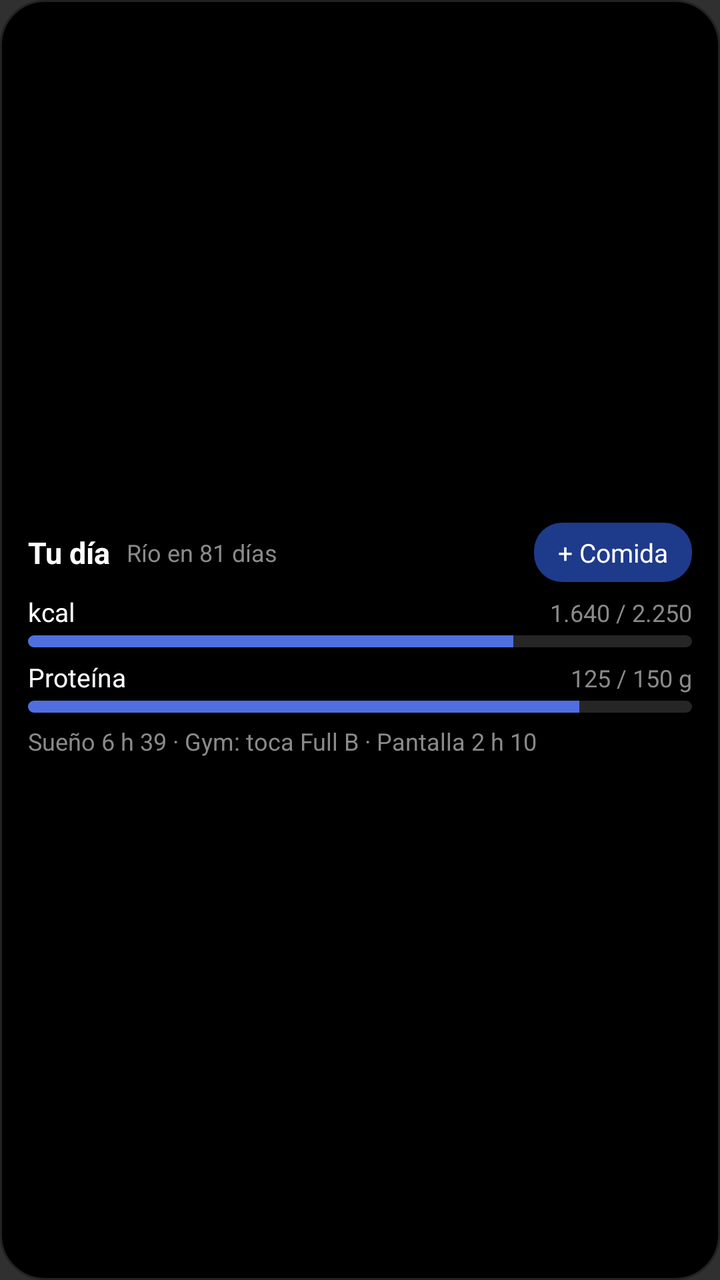
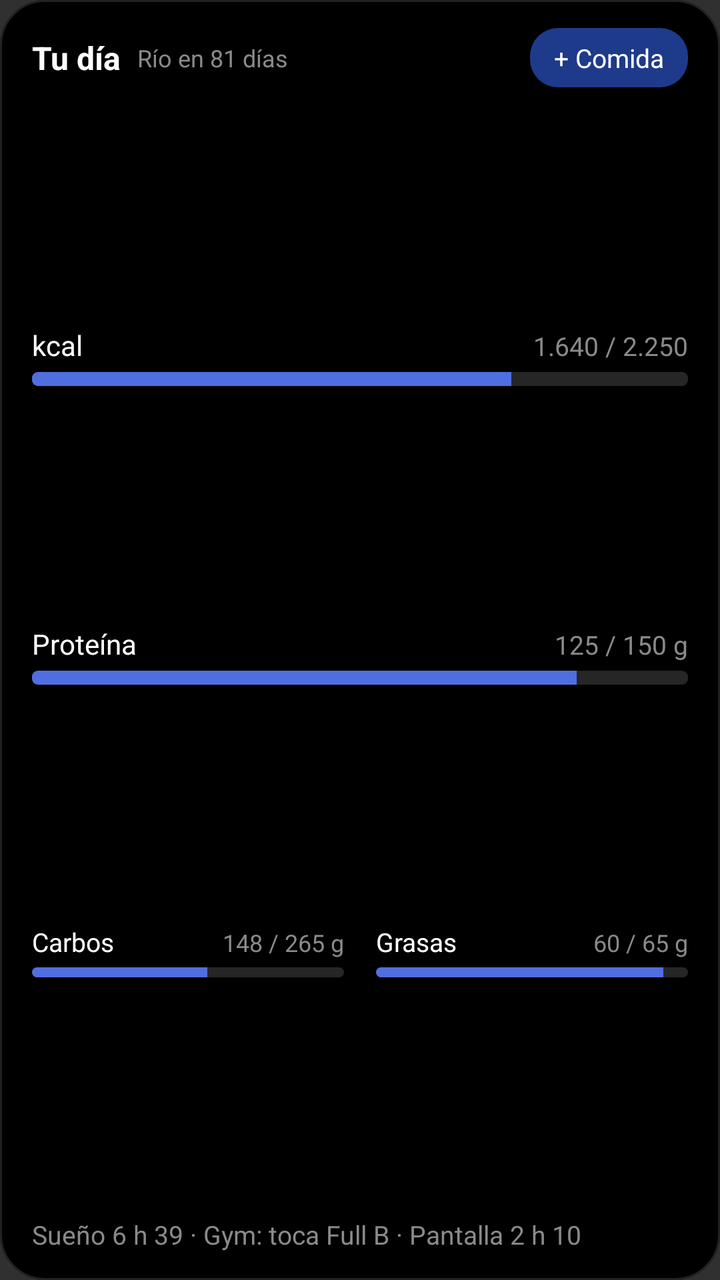

Two renders of the same Android screen: before a commit and after it. Below are the layout's source before the change and the commit's diff.
<!-- AndroidManifest.xml: application theme android:Theme.Material.NoActionBar -->
<!-- res/layout/widget_tu_dia.xml -->
<?xml version="1.0" encoding="utf-8"?>
<LinearLayout xmlns:android="http://schemas.android.com/apk/res/android" android:id="@+id/root"
    android:layout_width="match_parent" android:layout_height="match_parent" android:orientation="vertical"
    android:background="@drawable/widget_bg" android:paddingHorizontal="14dp" android:paddingVertical="10dp" android:gravity="center_vertical">
    <LinearLayout android:layout_width="match_parent" android:layout_height="wrap_content" android:orientation="horizontal" android:gravity="center_vertical">
        <TextView android:layout_width="wrap_content" android:layout_height="wrap_content" android:text="Tu día" android:textColor="#FFFFFF" android:textSize="15sp" android:textStyle="bold" />
        <TextView android:id="@+id/countdown" android:layout_width="0dp" android:layout_weight="1" android:layout_height="wrap_content" android:layout_marginStart="8dp"
            android:text="Río en 81 días" android:textColor="#8A8A8A" android:textSize="12sp" android:maxLines="1" android:ellipsize="end" />
        <TextView android:id="@+id/add_meal" android:layout_width="wrap_content" android:layout_height="wrap_content" android:text="+ Comida"
            android:textColor="#FFFFFF" android:textSize="13sp" android:background="@drawable/widget_button" android:paddingHorizontal="12dp" android:paddingVertical="6dp" />
    </LinearLayout>
    <LinearLayout android:layout_width="match_parent" android:layout_height="wrap_content" android:orientation="horizontal" android:layout_marginTop="6dp">
        <TextView android:layout_width="0dp" android:layout_weight="1" android:layout_height="wrap_content" android:text="kcal" android:textColor="#FFFFFF" android:textSize="13sp" />
        <TextView android:id="@+id/kcal_value" android:layout_width="wrap_content" android:layout_height="wrap_content" android:text="1.640 / 2.250" android:textColor="#8A8A8A" android:textSize="12sp" />
    </LinearLayout>
    <ProgressBar android:id="@+id/kcal_bar" style="?android:attr/progressBarStyleHorizontal" android:layout_width="match_parent" android:layout_height="6dp"
        android:layout_marginTop="3dp" android:max="100" android:progress="73" android:indeterminate="false" android:progressDrawable="@drawable/widget_progress" />
    <LinearLayout android:layout_width="match_parent" android:layout_height="wrap_content" android:orientation="horizontal" android:layout_marginTop="6dp">
        <TextView android:layout_width="0dp" android:layout_weight="1" android:layout_height="wrap_content" android:text="Proteína" android:textColor="#FFFFFF" android:textSize="13sp" />
        <TextView android:id="@+id/prot_value" android:layout_width="wrap_content" android:layout_height="wrap_content" android:text="125 / 150 g" android:textColor="#8A8A8A" android:textSize="12sp" />
    </LinearLayout>
    <ProgressBar android:id="@+id/prot_bar" style="?android:attr/progressBarStyleHorizontal" android:layout_width="match_parent" android:layout_height="6dp"
        android:layout_marginTop="3dp" android:max="100" android:progress="83" android:indeterminate="false" android:progressDrawable="@drawable/widget_progress" />
    <TextView android:id="@+id/info" android:layout_width="match_parent" android:layout_height="wrap_content" android:layout_marginTop="6dp"
        android:text="Sueño 6 h 39 · Gym: toca Full B · Pantalla 2 h 10" android:textColor="#8A8A8A" android:textSize="12sp" android:maxLines="1" android:ellipsize="end" />
</LinearLayout>
<!-- resources referenced by this layout -->
<resources>
  <!-- drawable widget_bg (drawable) -->
  <?xml version="1.0" encoding="utf-8"?>
  <shape xmlns:android="http://schemas.android.com/apk/res/android" android:shape="rectangle">
      <solid android:color="#000000" />
      <stroke android:width="1dp" android:color="#222222" />
      <corners android:radius="22dp" />
  </shape>
  <!-- drawable widget_button (drawable) -->
  <?xml version="1.0" encoding="utf-8"?>
  <shape xmlns:android="http://schemas.android.com/apk/res/android" android:shape="rectangle">
      <solid android:color="#1E3A8A" />
      <corners android:radius="14dp" />
  </shape>
  <!-- drawable widget_progress (drawable) -->
  <?xml version="1.0" encoding="utf-8"?>
  <layer-list xmlns:android="http://schemas.android.com/apk/res/android">
      <item android:id="@android:id/background">
          <shape><solid android:color="#262626" /><corners android:radius="3dp" /></shape>
      </item>
      <item android:id="@android:id/progress">
          <clip><shape><solid android:color="#4F6FE0" /><corners android:radius="3dp" /></shape></clip>
      </item>
  </layer-list>
</resources>

<!-- the commit's change to res/layout/widget_tu_dia.xml (unified diff, before → after) -->
@@ -1,26 +1,48 @@
 <?xml version="1.0" encoding="utf-8"?>
 <LinearLayout xmlns:android="http://schemas.android.com/apk/res/android" android:id="@+id/root"
     android:layout_width="match_parent" android:layout_height="match_parent" android:orientation="vertical"
-    android:background="@drawable/widget_bg" android:paddingHorizontal="14dp" android:paddingVertical="10dp" android:gravity="center_vertical">
+    android:background="@drawable/widget_bg" android:paddingHorizontal="16dp" android:paddingVertical="14dp">
     <LinearLayout android:layout_width="match_parent" android:layout_height="wrap_content" android:orientation="horizontal" android:gravity="center_vertical">
-        <TextView android:layout_width="wrap_content" android:layout_height="wrap_content" android:text="Tu día" android:textColor="#FFFFFF" android:textSize="15sp" android:textStyle="bold" />
+        <TextView android:layout_width="wrap_content" android:layout_height="wrap_content" android:text="Tu día" android:textColor="#FFFFFF" android:textSize="16sp" android:textStyle="bold" />
         <TextView android:id="@+id/countdown" android:layout_width="0dp" android:layout_weight="1" android:layout_height="wrap_content" android:layout_marginStart="8dp"
             android:text="Río en 81 días" android:textColor="#8A8A8A" android:textSize="12sp" android:maxLines="1" android:ellipsize="end" />
         <TextView android:id="@+id/add_meal" android:layout_width="wrap_content" android:layout_height="wrap_content" android:text="+ Comida"
             android:textColor="#FFFFFF" android:textSize="13sp" android:background="@drawable/widget_button" android:paddingHorizontal="12dp" android:paddingVertical="6dp" />
     </LinearLayout>
-    <LinearLayout android:layout_width="match_parent" android:layout_height="wrap_content" android:orientation="horizontal" android:layout_marginTop="6dp">
-        <TextView android:layout_width="0dp" android:layout_weight="1" android:layout_height="wrap_content" android:text="kcal" android:textColor="#FFFFFF" android:textSize="13sp" />
-        <TextView android:id="@+id/kcal_value" android:layout_width="wrap_content" android:layout_height="wrap_content" android:text="1.640 / 2.250" android:textColor="#8A8A8A" android:textSize="12sp" />
+    <View android:layout_width="match_parent" android:layout_height="0dp" android:layout_weight="1" />
+    <LinearLayout android:layout_width="match_parent" android:layout_height="wrap_content" android:orientation="horizontal">
+        <TextView android:layout_width="0dp" android:layout_weight="1" android:layout_height="wrap_content" android:text="kcal" android:textColor="#FFFFFF" android:textSize="14sp" />
+        <TextView android:id="@+id/kcal_value" android:layout_width="wrap_content" android:layout_height="wrap_content" android:text="1.640 / 2.250" android:textColor="#8A8A8A" android:textSize="13sp" />
     </LinearLayout>
-    <ProgressBar android:id="@+id/kcal_bar" style="?android:attr/progressBarStyleHorizontal" android:layout_width="match_parent" android:layout_height="6dp"
-        android:layout_marginTop="3dp" android:max="100" android:progress="73" android:indeterminate="false" android:progressDrawable="@drawable/widget_progress" />
-    <LinearLayout android:layout_width="match_parent" android:layout_height="wrap_content" android:orientation="horizontal" android:layout_marginTop="6dp">
-        <TextView android:layout_width="0dp" android:layout_weight="1" android:layout_height="wrap_content" android:text="Proteína" android:textColor="#FFFFFF" android:textSize="13sp" />
-        <TextView android:id="@+id/prot_value" android:layout_width="wrap_content" android:layout_height="wrap_content" android:text="125 / 150 g" android:textColor="#8A8A8A" android:textSize="12sp" />
+    <ProgressBar android:id="@+id/kcal_bar" style="?android:attr/progressBarStyleHorizontal" android:layout_width="match_parent" android:layout_height="7dp"
+        android:layout_marginTop="4dp" android:max="100" android:progress="73" android:indeterminate="false" android:progressDrawable="@drawable/widget_progress" />
+    <View android:layout_width="match_parent" android:layout_height="0dp" android:layout_weight="1" />
+    <LinearLayout android:layout_width="match_parent" android:layout_height="wrap_content" android:orientation="horizontal">
+        <TextView android:layout_width="0dp" android:layout_weight="1" android:layout_height="wrap_content" android:text="Proteína" android:textColor="#FFFFFF" android:textSize="14sp" />
+        <TextView android:id="@+id/prot_value" android:layout_width="wrap_content" android:layout_height="wrap_content" android:text="125 / 150 g" android:textColor="#8A8A8A" android:textSize="13sp" />
     </LinearLayout>
-    <ProgressBar android:id="@+id/prot_bar" style="?android:attr/progressBarStyleHorizontal" android:layout_width="match_parent" android:layout_height="6dp"
-        android:layout_marginTop="3dp" android:max="100" android:progress="83" android:indeterminate="false" android:progressDrawable="@drawable/widget_progress" />
-    <TextView android:id="@+id/info" android:layout_width="match_parent" android:layout_height="wrap_content" android:layout_marginTop="6dp"
-        android:text="Sueño 6 h 39 · Gym: toca Full B · Pantalla 2 h 10" android:textColor="#8A8A8A" android:textSize="12sp" android:maxLines="1" android:ellipsize="end" />
+    <ProgressBar android:id="@+id/prot_bar" style="?android:attr/progressBarStyleHorizontal" android:layout_width="match_parent" android:layout_height="7dp"
+        android:layout_marginTop="4dp" android:max="100" android:progress="83" android:indeterminate="false" android:progressDrawable="@drawable/widget_progress" />
+    <View android:layout_width="match_parent" android:layout_height="0dp" android:layout_weight="1" />
+    <LinearLayout android:layout_width="match_parent" android:layout_height="wrap_content" android:orientation="horizontal">
+        <LinearLayout android:layout_width="0dp" android:layout_weight="1" android:layout_height="wrap_content" android:orientation="vertical" android:layout_marginEnd="8dp">
+            <LinearLayout android:layout_width="match_parent" android:layout_height="wrap_content" android:orientation="horizontal">
+                <TextView android:layout_width="0dp" android:layout_weight="1" android:layout_height="wrap_content" android:text="Carbos" android:textColor="#FFFFFF" android:textSize="13sp" />
+                <TextView android:id="@+id/carbs_value" android:layout_width="wrap_content" android:layout_height="wrap_content" android:text="148 / 265 g" android:textColor="#8A8A8A" android:textSize="12sp" />
+            </LinearLayout>
+            <ProgressBar android:id="@+id/carbs_bar" style="?android:attr/progressBarStyleHorizontal" android:layout_width="match_parent" android:layout_height="5dp"
+                android:layout_marginTop="4dp" android:max="100" android:progress="56" android:indeterminate="false" android:progressDrawable="@drawable/widget_progress" />
+        </LinearLayout>
+        <LinearLayout android:layout_width="0dp" android:layout_weight="1" android:layout_height="wrap_content" android:orientation="vertical" android:layout_marginStart="8dp">
+            <LinearLayout android:layout_width="match_parent" android:layout_height="wrap_content" android:orientation="horizontal">
+                <TextView android:layout_width="0dp" android:layout_weight="1" android:layout_height="wrap_content" android:text="Grasas" android:textColor="#FFFFFF" android:textSize="13sp" />
+                <TextView android:id="@+id/fat_value" android:layout_width="wrap_content" android:layout_height="wrap_content" android:text="60 / 65 g" android:textColor="#8A8A8A" android:textSize="12sp" />
+            </LinearLayout>
+            <ProgressBar android:id="@+id/fat_bar" style="?android:attr/progressBarStyleHorizontal" android:layout_width="match_parent" android:layout_height="5dp"
+                android:layout_marginTop="4dp" android:max="100" android:progress="92" android:indeterminate="false" android:progressDrawable="@drawable/widget_progress" />
+        </LinearLayout>
+    </LinearLayout>
+    <View android:layout_width="match_parent" android:layout_height="0dp" android:layout_weight="1" />
+    <TextView android:id="@+id/info" android:layout_width="match_parent" android:layout_height="wrap_content"
+        android:text="Sueño 6 h 39 · Gym: toca Full B · Pantalla 2 h 10" android:textColor="#8A8A8A" android:textSize="13sp" android:maxLines="1" android:ellipsize="end" />
 </LinearLayout>
